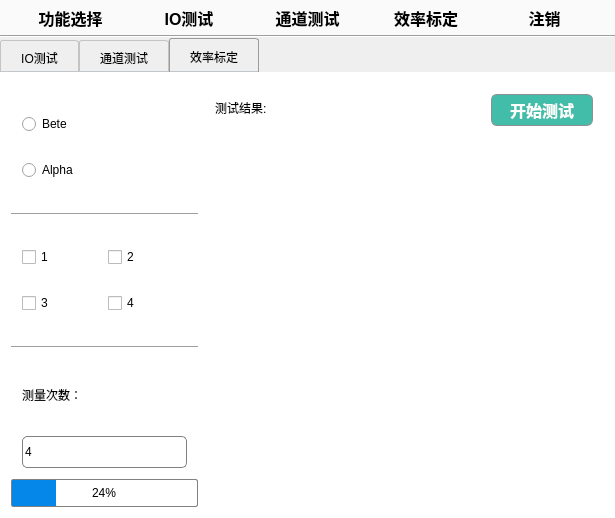
Before: the Qt Designer form Demo/desystemtestwidget.ui in 13438120136/XDemo, drawn with Qt 5.
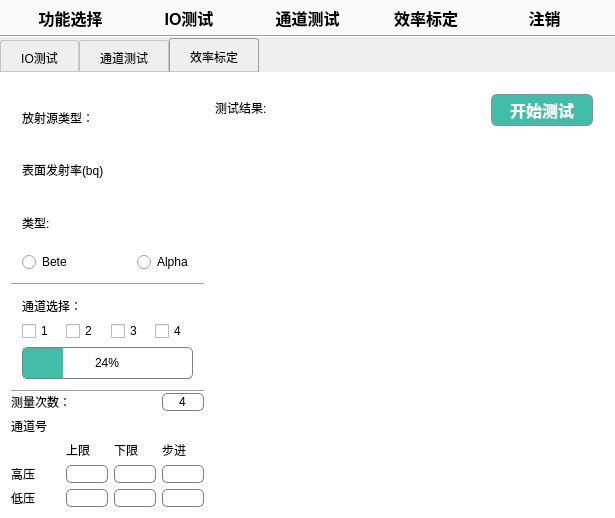
After: the same form once the commit is applied. The open tabs and pages were chosen to show the change. Icons and pictures are not drawn. Custom widgets are drawn as their Qt base class.

```diff
--- a/Demo/desystemtestwidget.ui
+++ b/Demo/desystemtestwidget.ui
@@ -30,7 +30,6 @@
 {
 border:1px solid gray;
 border-radius:5px;
-min-height:30px;
 font: 16pt &quot;黑体&quot;;
 }
 
@@ -107,13 +106,13 @@
 
 QProgressBar {
     border: 1px solid grey;
-    border-radius: 2px;
+    border-radius: 5px;
     text-align: center;
-    min-height:26px;
+    min-height:30px;
 }
 
 QProgressBar::chunk {
-	background-color: rgb(5, 135, 234);
+	background-color: rgb(66, 189, 170);
 }</string>
   </property>
   <layout class="QGridLayout" name="gridLayout_24">
@@ -745,73 +744,65 @@
       <attribute name="title">
        <string>效率标定</string>
       </attribute>
-      <layout class="QGridLayout" name="gridLayout_26">
-       <item row="0" column="0">
-        <layout class="QGridLayout" name="gridLayout_17">
+      <layout class="QGridLayout" name="gridLayout_27">
          <property name="spacing">
           <number>0</number>
          </property>
          <item row="0" column="0">
-          <widget class="QGroupBox" name="groupBox_5">
-           <property name="title">
-            <string/>
-           </property>
-           <layout class="QGridLayout" name="gridLayout_13">
+        <layout class="QGridLayout" name="gridLayout_26" columnstretch="0,0">
+         <property name="spacing">
+          <number>0</number>
+         </property>
             <item row="0" column="0">
-             <widget class="QRadioButton" name="radioButton_4">
-              <property name="text">
-               <string>Bete</string>
-              </property>
-             </widget>
-            </item>
-            <item row="1" column="0">
-             <widget class="QRadioButton" name="radioButton_3">
-              <property name="text">
-               <string>Alpha</string>
-              </property>
-             </widget>
-            </item>
-           </layout>
-          </widget>
-         </item>
-         <item row="1" column="0">
-          <widget class="Line" name="line_4">
-           <property name="orientation">
-            <enum>Qt::Horizontal</enum>
-           </property>
-          </widget>
-         </item>
+          <layout class="QGridLayout" name="gridLayout_17" rowstretch="1,0,0,0,0">
+           <property name="spacing">
+            <number>0</number>
+           </property>
          <item row="2" column="0">
           <widget class="QGroupBox" name="groupBox_6">
            <property name="title">
             <string/>
            </property>
            <layout class="QGridLayout" name="gridLayout_14">
-            <item row="0" column="0">
+              <item row="0" column="0" colspan="2">
+               <widget class="QLabel" name="label_21">
+                <property name="text">
+                 <string>通道选择：</string>
+                </property>
+               </widget>
+              </item>
+              <item row="1" column="1">
+               <widget class="QCheckBox" name="checkBox_6">
+                <property name="text">
+                 <string>2</string>
+                </property>
+               </widget>
+              </item>
+              <item row="1" column="0">
              <widget class="QCheckBox" name="checkBox">
               <property name="text">
                <string>1</string>
               </property>
              </widget>
             </item>
-            <item row="1" column="1">
+              <item row="1" column="3">
              <widget class="QCheckBox" name="checkBox_5">
               <property name="text">
                <string>4</string>
               </property>
              </widget>
             </item>
-            <item row="1" column="0">
+              <item row="1" column="2">
              <widget class="QCheckBox" name="checkBox_2">
               <property name="text">
                <string>3</string>
               </property>
              </widget>
             </item>
-            <item row="0" column="1">
-             <widget class="QCheckBox" name="checkBox_6">
-              <property name="text">
-               <string>2</string>
+              <item row="2" column="0" colspan="4">
+               <widget class="QProgressBar" name="progressBar">
+                <property name="value">
+                 <number>24</number>
               </property>
              </widget>
             </item>
@@ -827,10 +818,93 @@
          </item>
          <item row="4" column="0">
           <widget class="QGroupBox" name="groupBox_7">
+             <property name="styleSheet">
+              <string notr="true">QLineEdit
+{
+    max-width:40px;
+}</string>
+             </property>
            <property name="title">
             <string/>
            </property>
-           <layout class="QGridLayout" name="gridLayout_15">
+             <layout class="QGridLayout" name="gridLayout_15" columnstretch="0,0">
+              <property name="margin">
+               <number>0</number>
+              </property>
+              <property name="spacing">
+               <number>6</number>
+              </property>
+              <item row="2" column="0" colspan="2">
+               <widget class="QWidget" name="widget_8" native="true">
+                <property name="minimumSize">
+                 <size>
+                  <width>0</width>
+                  <height>0</height>
+                 </size>
+                </property>
+                <layout class="QGridLayout" name="gridLayout_28" columnstretch="0,0,0,0">
+                 <property name="margin">
+                  <number>0</number>
+                 </property>
+                 <item row="0" column="1">
+                  <widget class="QLabel" name="label_23">
+                   <property name="text">
+                    <string>上限</string>
+                   </property>
+                  </widget>
+                 </item>
+                 <item row="0" column="2">
+                  <widget class="QLabel" name="label_24">
+                   <property name="text">
+                    <string>下限</string>
+                   </property>
+                  </widget>
+                 </item>
+                 <item row="0" column="3">
+                  <widget class="QLabel" name="label_25">
+                   <property name="text">
+                    <string>步进</string>
+                   </property>
+                  </widget>
+                 </item>
+                 <item row="1" column="0">
+                  <widget class="QLabel" name="label_26">
+                   <property name="text">
+                    <string>高压</string>
+                   </property>
+                  </widget>
+                 </item>
+                 <item row="1" column="1">
+                  <widget class="QLineEdit" name="lineEdit_6"/>
+                 </item>
+                 <item row="1" column="2">
+                  <widget class="QLineEdit" name="lineEdit_7"/>
+                 </item>
+                 <item row="1" column="3">
+                  <widget class="QLineEdit" name="lineEdit_8"/>
+                 </item>
+                 <item row="2" column="0">
+                  <widget class="QLabel" name="label_27">
+                   <property name="text">
+                    <string>低压</string>
+                   </property>
+                  </widget>
+                 </item>
+                 <item row="2" column="1">
+                  <widget class="QLineEdit" name="lineEdit_9"/>
+                 </item>
+                 <item row="2" column="2">
+                  <widget class="QLineEdit" name="lineEdit_10"/>
+                 </item>
+                 <item row="2" column="3">
+                  <widget class="QLineEdit" name="lineEdit_11"/>
+                 </item>
+                </layout>
+               </widget>
+              </item>
+              <item row="1" column="1">
+               <widget class="DeValueSelectWidget" name="widget_7" native="true"/>
+              </item>
             <item row="0" column="0">
              <widget class="QLabel" name="label_18">
               <property name="text">
@@ -839,19 +913,76 @@
              </widget>
             </item>
             <item row="1" column="0">
+               <widget class="QLabel" name="label_22">
+                <property name="text">
+                 <string>通道号</string>
+                </property>
+               </widget>
+              </item>
+              <item row="0" column="1">
              <widget class="QLineEdit" name="lineEdit_5">
               <property name="text">
                <string>4</string>
               </property>
+                <property name="alignment">
+                 <set>Qt::AlignCenter</set>
+                </property>
+                <property name="readOnly">
+                 <bool>true</bool>
+                </property>
              </widget>
             </item>
            </layout>
           </widget>
          </item>
-         <item row="5" column="0">
-          <widget class="QProgressBar" name="progressBar">
-           <property name="value">
-            <number>24</number>
+           <item row="0" column="0">
+            <widget class="QGroupBox" name="groupBox_5">
+             <property name="title">
+              <string/>
+             </property>
+             <layout class="QGridLayout" name="gridLayout_13">
+              <item row="1" column="0" colspan="3">
+               <widget class="QLabel" name="label_20">
+                <property name="text">
+                 <string>表面发射率(bq)</string>
+                </property>
+               </widget>
+              </item>
+              <item row="0" column="0" colspan="2">
+               <widget class="QLabel" name="label_19">
+                <property name="text">
+                 <string>放射源类型：</string>
+                </property>
+               </widget>
+              </item>
+              <item row="3" column="2">
+               <widget class="QRadioButton" name="radioButton_3">
+                <property name="text">
+                 <string>Alpha</string>
+                </property>
+               </widget>
+              </item>
+              <item row="2" column="0" colspan="2">
+               <widget class="QLabel" name="label_28">
+                <property name="text">
+                 <string>类型:</string>
+                </property>
+               </widget>
+              </item>
+              <item row="3" column="0" colspan="2">
+               <widget class="QRadioButton" name="radioButton_4">
+                <property name="text">
+                 <string>Bete</string>
+                </property>
+               </widget>
+              </item>
+             </layout>
+            </widget>
+           </item>
+           <item row="1" column="0">
+            <widget class="Line" name="line_4">
+             <property name="orientation">
+              <enum>Qt::Horizontal</enum>
            </property>
           </widget>
          </item>
@@ -927,6 +1058,8 @@
         </layout>
        </item>
       </layout>
+       </item>
+      </layout>
      </widget>
     </widget>
    </item>
@@ -940,6 +1073,12 @@
    <header location="global">detableview.h</header>
    <container>1</container>
   </customwidget>
+  <customwidget>
+   <class>DeValueSelectWidget</class>
+   <extends>QWidget</extends>
+   <header location="global">devalueselectwidget.h</header>
+   <container>1</container>
+  </customwidget>
  </customwidgets>
  <resources>
   <include location="demo.qrc"/>
```
Lines whose indentation alone changed are shown as unchanged.
